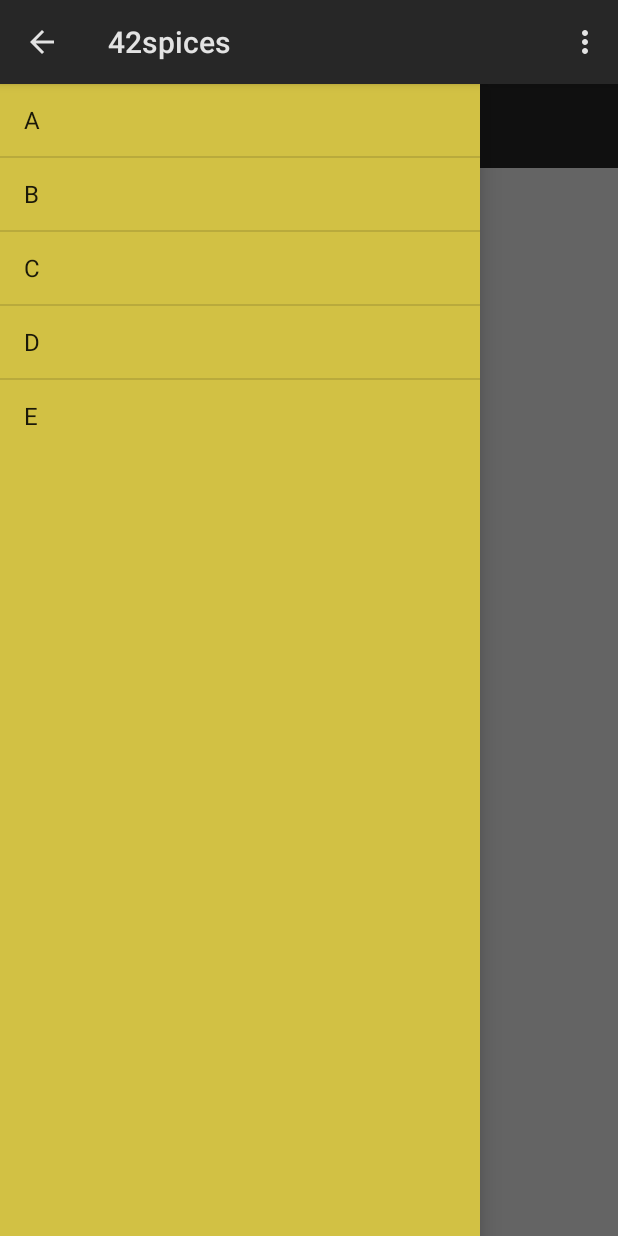
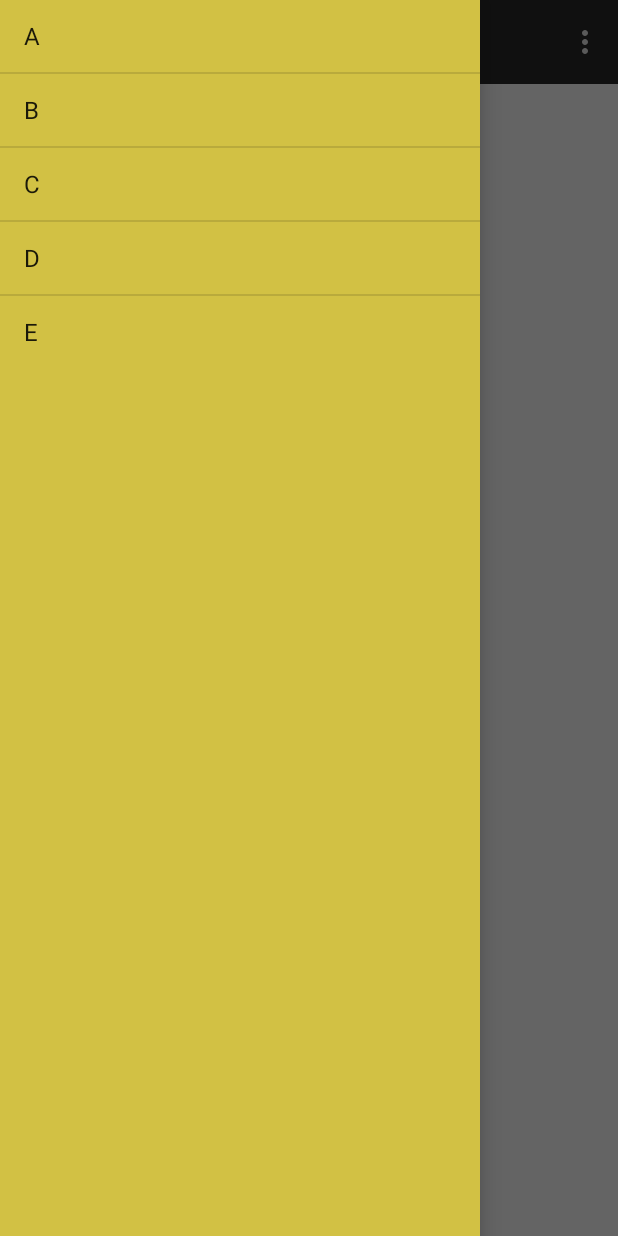
Before and after one commit to ashgkwd/42spices, an Android app: the screen it shows after launch (MainActivity), with the side drawer open, on a phone screen of 412 x 824 dp. Run offline under Robolectric (Android 15) with nearby library versions, the phone set to English and light mode, and no system bars.

Commit message:
Chore - Changed parent theme of app to support Toolbar as ActionBar

```diff
--- a/app/src/main/res/values-v21/styles.xml
+++ b/app/src/main/res/values-v21/styles.xml
@@ -1,9 +1,8 @@
 <?xml version="1.0" encoding="utf-8"?>
 <resources>
-    <style name="AppTheme" parent="android:Theme.Material.Light.DarkActionBar">
+    <style name="AppTheme" parent="android:Theme.Material.Light.NoActionBar">
         <item name="android:colorPrimary">#ff272727</item>
         <item name="android:colorPrimaryDark">#ff000000</item>
         <item name="android:colorAccent">#fffc9509</item>
-        <!--<item name="android:statusBarColor">@android:color/transparent</item>-->
     </style>
 </resources>
```
